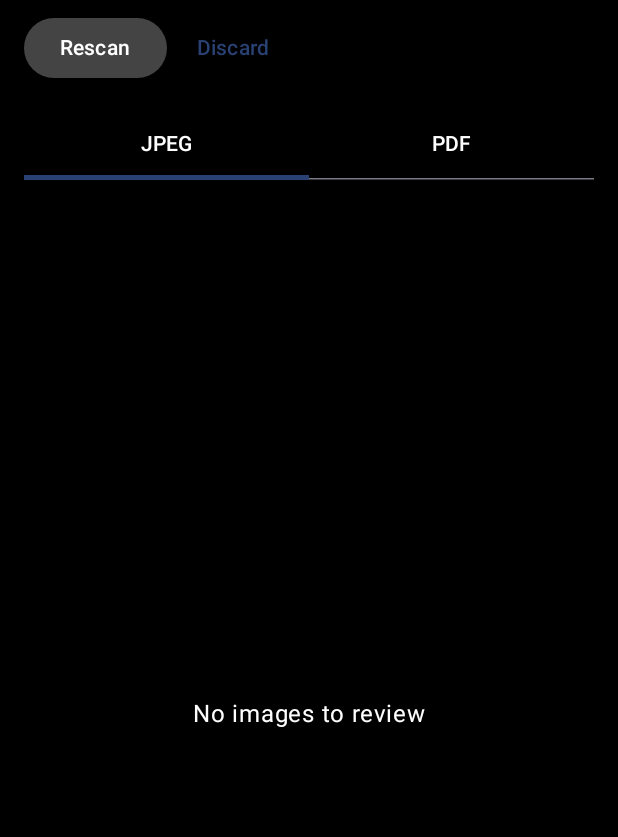
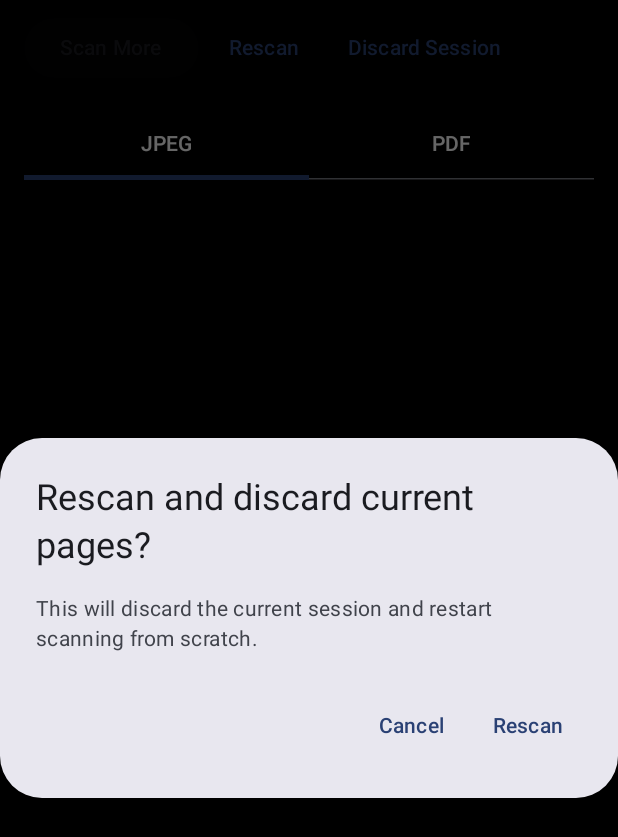
Before and after one commit to tsaiid/pixel-scanner, an Android app built with Jetpack Compose: the composable ReviewScreen shown on its own in the app's theme, after a tap on "Rescan", on a phone screen of 412 x 824 dp. Shown: the top 837 px of the screen. Run offline under Robolectric (Android 15) with nearby library versions, the phone set to English and light mode, and no system bars.

Commit message:
Clarify review action semantics

```diff
--- a/app/src/main/java/com/example/pixelscanner/app/AppContainer.kt
+++ b/app/src/main/java/com/example/pixelscanner/app/AppContainer.kt
@@ -49,7 +49,7 @@ class AppContainer(
     val deletePageUseCase = DeletePageUseCase()
     val discardSessionUseCase = DiscardSessionUseCase()
     val resumeSessionUseCase = ResumeSessionUseCase()
-    val scanMoreUseCase = ScanMoreUseCase(discardSessionUseCase)
+    val scanMoreUseCase = ScanMoreUseCase()
     val restoreSessionUseCase = RestoreSessionUseCase(sessionRecoveryRepository)
     val getRecoverableSessionUseCase = GetRecoverableSessionUseCase(sessionRecoveryRepository)
     val discardRecoverableSessionUseCase = DiscardRecoverableSessionUseCase(sessionRecoveryRepository)
--- a/app/src/main/java/com/example/pixelscanner/app/AppNavigation.kt
+++ b/app/src/main/java/com/example/pixelscanner/app/AppNavigation.kt
@@ -43,6 +43,7 @@ fun AppNavigation() {
     )
     val reviewViewModel: ReviewViewModel = viewModel(factory = reviewViewModelFactory)
     val homeUiState by homeViewModel.uiState.collectAsState()
+    val reviewUiState by reviewViewModel.uiState.collectAsState()
 
     LaunchedEffect(homeUiState.shouldAttemptRecoverableSessionRestore, homeUiState.shouldAutoStartScanner) {
         if (!homeUiState.shouldAttemptRecoverableSessionRestore || homeUiState.shouldAutoStartScanner) {
@@ -71,6 +72,10 @@ fun AppNavigation() {
                 },
                 onScanCancelled = {
                     homeViewModel.setShouldAutoStartScanner(false)
+                    if (reviewUiState.isAwaitingScanMoreResult) {
+                        reviewViewModel.clearScanMorePending()
+                        navController.navigateResettingToHome(AppNavigationContract.reviewRoute)
+                    }
                 },
                 onRestoreRecoverableSession = { sessionId ->
                     coroutineScope.launch {
--- a/app/src/main/java/com/example/pixelscanner/feature/review/ui/ReviewScreen.kt
+++ b/app/src/main/java/com/example/pixelscanner/feature/review/ui/ReviewScreen.kt
@@ -18,6 +18,7 @@ import androidx.compose.foundation.pager.rememberPagerState
 import androidx.compose.material.icons.Icons
 import androidx.compose.material.icons.filled.AutoAwesome
 import androidx.compose.material.icons.filled.Delete
+import androidx.compose.material3.AlertDialog
 import androidx.compose.material3.Button
 import androidx.compose.material3.ButtonDefaults
 import androidx.compose.material3.CircularProgressIndicator
@@ -36,15 +37,20 @@ import androidx.compose.runtime.LaunchedEffect
 import androidx.compose.runtime.collectAsState
 import androidx.compose.runtime.getValue
 import androidx.compose.runtime.remember
+import androidx.compose.runtime.mutableStateOf
+import androidx.compose.runtime.saveable.rememberSaveable
+import androidx.compose.runtime.setValue
 import androidx.compose.runtime.snapshotFlow
 import androidx.compose.ui.Alignment
 import androidx.compose.ui.Modifier
 import androidx.compose.ui.graphics.Color
 import androidx.compose.ui.layout.ContentScale
 import androidx.compose.ui.platform.LocalContext
+import androidx.compose.ui.res.stringResource
 import androidx.compose.ui.unit.dp
 import androidx.lifecycle.viewmodel.compose.viewModel
 import coil.compose.AsyncImage
+import com.example.pixelscanner.R
 import com.example.pixelscanner.core.model.ExportFormat
 import com.example.pixelscanner.core.model.ProcessingState
 import com.example.pixelscanner.feature.export.ui.ExportFormatTabs
@@ -55,6 +61,7 @@ import com.example.pixelscanner.feature.review.ui.ReviewUiEvent.DeletePage
 import com.example.pixelscanner.feature.review.ui.ReviewUiEvent.PageChanged
 import com.example.pixelscanner.feature.review.ui.ReviewUiEvent.RequestDiscardSession
 import com.example.pixelscanner.feature.review.ui.ReviewUiEvent.RequestRescan
+import com.example.pixelscanner.feature.review.ui.ReviewUiEvent.RequestScanMore
 import com.example.pixelscanner.feature.review.ui.ReviewUiEvent.RestorePage
 import com.example.pixelscanner.feature.review.ui.ReviewUiEvent.SaveAll
 import com.example.pixelscanner.feature.review.ui.ReviewUiEvent.ToggleEnhancement
@@ -68,8 +75,11 @@ fun ReviewScreen(
     onRescan: () -> Unit,
     onDiscardSession: () -> Unit,
 ) {
+    var showRescanConfirmDialog by rememberSaveable { mutableStateOf(false) }
+    var showDiscardConfirmDialog by rememberSaveable { mutableStateOf(false) }
+
     BackHandler {
-        viewModel.onEvent(RequestDiscardSession)
+        showDiscardConfirmDialog = true
     }
 
     val context = LocalContext.current
@@ -143,17 +153,28 @@ fun ReviewScreen(
                     verticalAlignment = Alignment.CenterVertically
                 ) {
                     Button(
-                        onClick = { viewModel.onEvent(RequestRescan) },
+                        onClick = { viewModel.onEvent(RequestScanMore) },
+                        enabled = uiState.hasPages && !uiState.export.isExporting && !uiState.isProcessing,
                         colors = ButtonDefaults.buttonColors(
-                            containerColor = Color.DarkGray,
-                            contentColor = Color.White
+                            containerColor = Color.White,
+                            contentColor = Color(0xFF541765)
                         )
                     ) {
-                        Text("Rescan")
+                        Text(stringResource(id = R.string.review_action_scan_more))
                     }
                     Spacer(modifier = Modifier.width(8.dp))
-                    TextButton(onClick = { viewModel.onEvent(RequestDiscardSession) }) {
-                        Text("Discard")
+                    TextButton(
+                        onClick = { showRescanConfirmDialog = true },
+                        enabled = !uiState.export.isExporting && !uiState.isProcessing,
+                    ) {
+                        Text(stringResource(id = R.string.review_action_rescan))
+                    }
+                    Spacer(modifier = Modifier.width(8.dp))
+                    TextButton(
+                        onClick = { showDiscardConfirmDialog = true },
+                        enabled = !uiState.export.isExporting && !uiState.isProcessing,
+                    ) {
+                        Text(stringResource(id = R.string.review_action_discard_session))
                     }
                 }
 
@@ -274,4 +295,50 @@ fun ReviewScreen(
             }
         }
     }
+
+    if (showRescanConfirmDialog) {
+        AlertDialog(
+            onDismissRequest = { showRescanConfirmDialog = false },
+            title = { Text(stringResource(id = R.string.review_rescan_confirm_title)) },
+            text = { Text(stringResource(id = R.string.review_rescan_confirm_message)) },
+            confirmButton = {
+                TextButton(
+                    onClick = {
+                        showRescanConfirmDialog = false
+                        viewModel.onEvent(RequestRescan)
+                    }
+                ) {
+                    Text(stringResource(id = R.string.review_rescan_confirm_action))
+                }
+            },
+            dismissButton = {
+                TextButton(onClick = { showRescanConfirmDialog = false }) {
+                    Text(stringResource(id = R.string.review_cancel_action))
+                }
+            },
+        )
+    }
+
+    if (showDiscardConfirmDialog) {
+        AlertDialog(
+            onDismissRequest = { showDiscardConfirmDialog = false },
+            title = { Text(stringResource(id = R.string.review_discard_confirm_title)) },
+            text = { Text(stringResource(id = R.string.review_discard_confirm_message)) },
+            confirmButton = {
+                TextButton(
+                    onClick = {
+                        showDiscardConfirmDialog = false
+                        viewModel.onEvent(RequestDiscardSession)
+                    }
+                ) {
+                    Text(stringResource(id = R.string.review_discard_confirm_action))
+                }
+            },
+            dismissButton = {
+                TextButton(onClick = { showDiscardConfirmDialog = false }) {
+                    Text(stringResource(id = R.string.review_cancel_action))
+                }
+            },
+        )
+    }
 }
--- a/app/src/main/java/com/example/pixelscanner/feature/review/ui/ReviewUiEvent.kt
+++ b/app/src/main/java/com/example/pixelscanner/feature/review/ui/ReviewUiEvent.kt
@@ -9,6 +9,7 @@ sealed interface ReviewUiEvent {
     data class ToggleEnhancement(val pageIndex: Int, val context: Context) : ReviewUiEvent
     data class DeletePage(val pageIndex: Int) : ReviewUiEvent
     data class RestorePage(val pageId: String) : ReviewUiEvent
+    data object RequestScanMore : ReviewUiEvent
     data object RequestRescan : ReviewUiEvent
     data object RequestDiscardSession : ReviewUiEvent
     data class SaveAll(val context: Context) : ReviewUiEvent
--- a/app/src/main/java/com/example/pixelscanner/feature/review/ui/ReviewUiState.kt
+++ b/app/src/main/java/com/example/pixelscanner/feature/review/ui/ReviewUiState.kt
@@ -8,6 +8,7 @@ data class ReviewUiState(
     val pages: List<ReviewPageUiModel> = emptyList(),
     val currentPage: Int = 0,
     val export: ExportUiState = ExportUiState(),
+    val isAwaitingScanMoreResult: Boolean = false,
 ) {
     val hasPages: Boolean
         get() = pages.isNotEmpty()
--- a/app/src/main/res/values/strings.xml
+++ b/app/src/main/res/values/strings.xml
@@ -1,3 +1,13 @@
 <resources>
     <string name="app_name">Pixel Scanner</string>
+    <string name="review_action_scan_more">Scan More</string>
+    <string name="review_action_rescan">Rescan</string>
+    <string name="review_action_discard_session">Discard Session</string>
+    <string name="review_rescan_confirm_title">Rescan and discard current pages?</string>
+    <string name="review_rescan_confirm_message">This will discard the current session and restart scanning from scratch.</string>
+    <string name="review_rescan_confirm_action">Rescan</string>
+    <string name="review_discard_confirm_title">Discard current session?</string>
+    <string name="review_discard_confirm_message">This will discard the current pages and return to the home screen.</string>
+    <string name="review_discard_confirm_action">Discard</string>
+    <string name="review_cancel_action">Cancel</string>
 </resources>
```
Also changed, not shown: app/src/main/java/com/example/pixelscanner/core/model/ScanModels.kt (+31 -5 lines), app/src/main/java/com/example/pixelscanner/domain/ScanMoreUseCase.kt (+4 -6 lines), app/src/main/java/com/example/pixelscanner/feature/review/ReviewViewModel.kt (+46 -2 lines), 1 other file.
